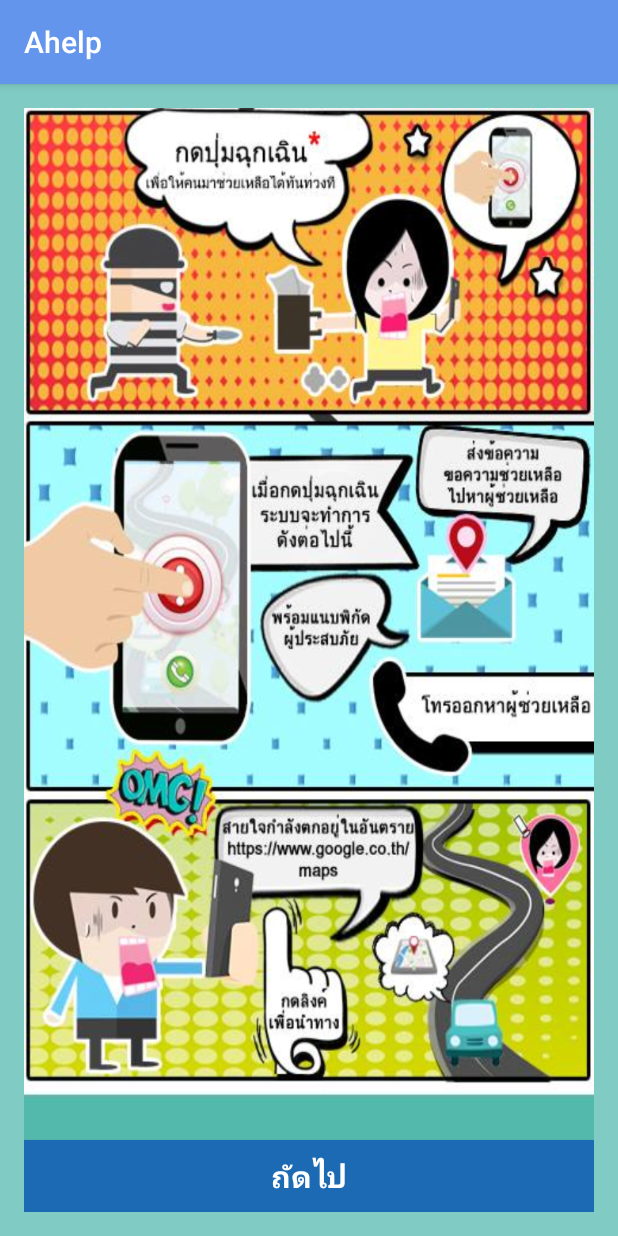
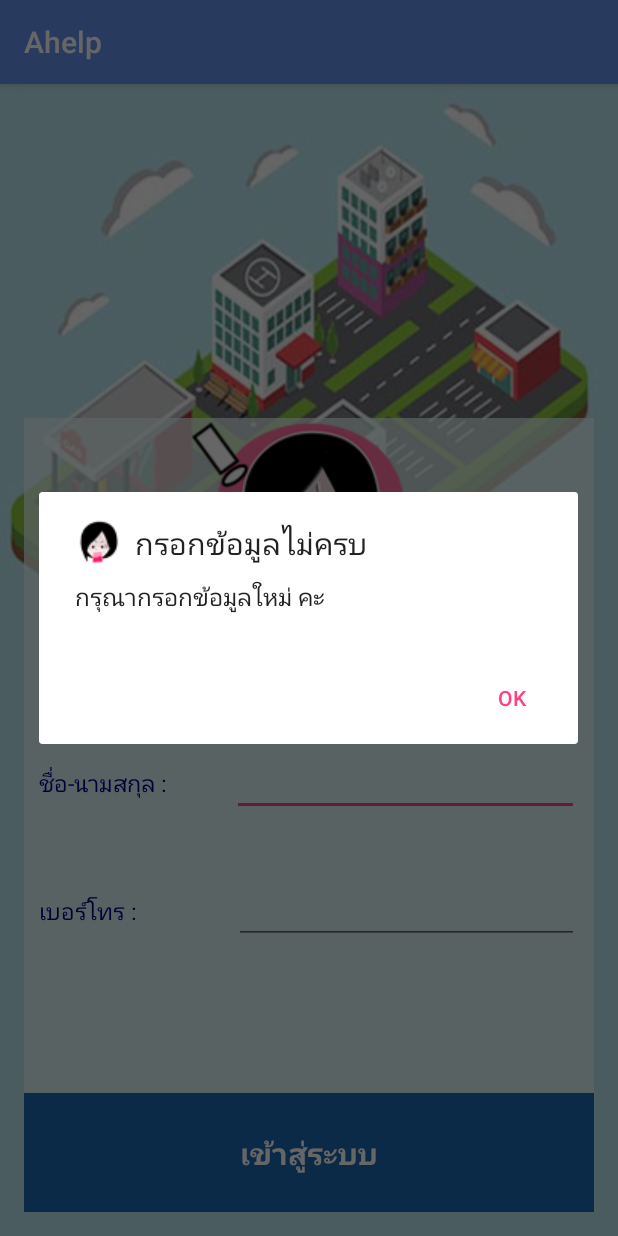
Before and after one commit to kanyaratfai/Ahelp, an Android app: the screen it shows after launch (ContentActivity before the commit, MainActivity after it), after a tap on "เข้าสู่ระบบ", on a phone screen of 412 x 824 dp. Run offline under Robolectric (Android 15) with nearby library versions, the phone set to English and light mode, and no system bars.

```diff
--- a/app/src/main/java/com/example/pareeya/ahelp/MainActivity.java
+++ b/app/src/main/java/com/example/pareeya/ahelp/MainActivity.java
@@ -11,6 +11,7 @@ public class MainActivity extends AppCompatActivity {
     //Explicit
     private MyManage myManage;
     private EditText nameEditText, MyPhoneEditText;
+    private String nameString, MyPhoneString;
 
 
     @Override
@@ -27,8 +28,30 @@ public class MainActivity extends AppCompatActivity {
         myManage = new MyManage(this);
 
     }//Main Method
-    public void clickLoginMain (View view){
-        startActivity(new Intent(MainActivity.this,ContentActivity.class));
+    public void clickSaveData(View view) {
 
-    }//clickLoginManin
+        nameString = nameEditText.getText().toString().trim();
+        MyPhoneString = MyPhoneEditText.getText().toString().trim();
+
+        //Check Space
+
+        if (checkSpace()) {
+            //Have Space ถ้ามีความว่างเปล่า
+            MyAlert myAlert = new MyAlert();
+            myAlert.myDialog(this, "กรอกข้อมูลไม่ครบ", "กรุณากรอกข้อมูลใหม่ คะ");
+        } else {
+            confirmData();
+
+        }
+
+    }//clickSaveData
+
+    private void confirmData() {
+    }
+
+    private boolean checkSpace() {
+        return nameString.equals("") ||
+                MyPhoneString.equals("");
+    }
+
 }//Main Class
--- /dev/null
+++ b/app/src/main/java/com/example/pareeya/ahelp/MyAlert.java
@@ -0,0 +1,29 @@
+package com.example.pareeya.ahelp;
+
+import android.app.AlertDialog;
+import android.content.Context;
+import android.content.DialogInterface;
+
+/**
+ * Created by Administrator on 3/9/2559.
+ */
+public class MyAlert {
+
+    public void myDialog( Context context,
+                          String strTitle,
+                          String strMessage) {
+        AlertDialog.Builder builder = new  AlertDialog.Builder(context);
+        builder.setCancelable(false);
+        builder.setIcon(R.drawable.help555_03);
+        builder.setTitle(strTitle);
+        builder.setMessage(strMessage);
+        builder.setPositiveButton("OK", new DialogInterface.OnClickListener() {
+            @Override
+            public void onClick(DialogInterface dialog, int which) {
+                dialog.dismiss();
+            }
+        });
+        builder.show();
+    }
+
+}//main class
--- a/app/src/main/res/layout/activity_main.xml
+++ b/app/src/main/res/layout/activity_main.xml
@@ -15,15 +15,16 @@
         android:layout_height="wrap_content"
         android:text="@string/Login"
         android:id="@+id/button"
-        android:onClick="clickLoginMain"
         android:padding="25dp"
         android:textSize="@dimen/h2"
         android:layout_alignParentBottom="true"
         android:layout_alignParentRight="true"
-        android:layout_alignParentEnd="true"
+        android:layout_alignParentEnd="false"
         android:textColor="#ffffff"
         android:textStyle="bold"
-        android:background="#1c6ab3" />
+        android:background="#1c6ab3"
+        android:forceHasOverlappingRendering="false"
+        android:onClick="clickSaveData" />
 
     <LinearLayout
         android:orientation="vertical"
```
Also changed, not shown: app/src/main/res/drawable/help555_03.png (added), app/src/main/res/drawable/nobita48.png (added).
